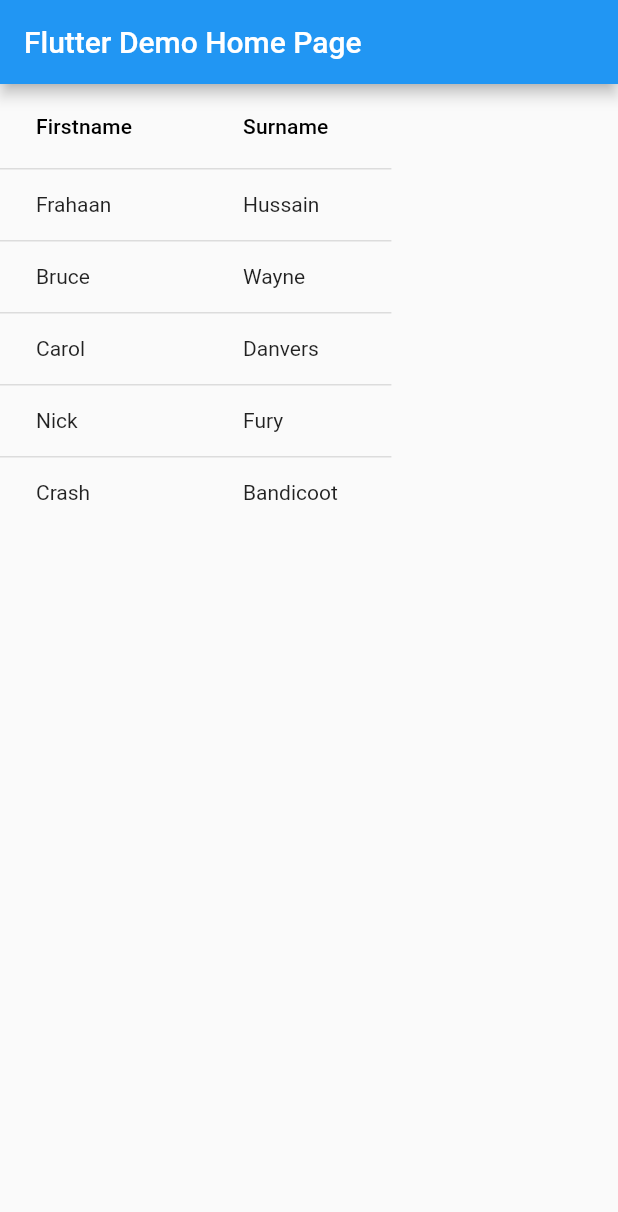
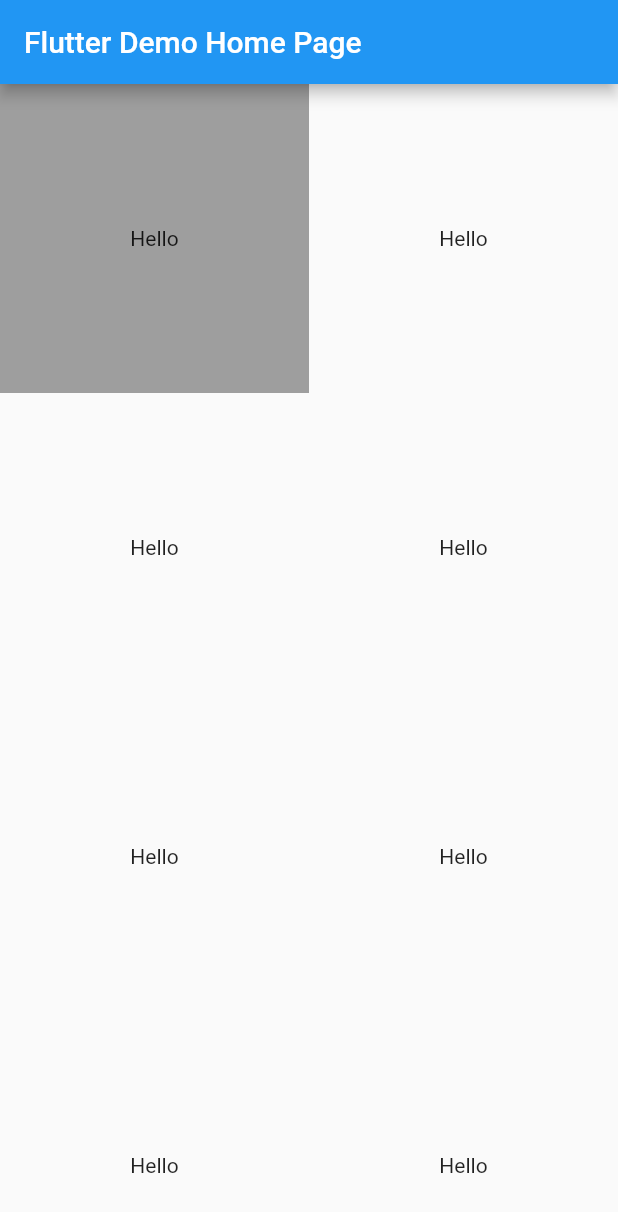
Before and after one commit to arraisi/flutter_app, a Flutter app: the screen it shows after launch, on a phone screen of 412 x 824 dp. Shown: the top 1212 px of the screen. Run offline on Flutter 3.47's test engine with Material 2 defaults, Android fonts, the phone set to English and light mode, and no system bars.

```diff
--- a/lib/main.dart
+++ b/lib/main.dart
@@ -44,21 +44,6 @@ class MyHomePage extends StatefulWidget {
   _MyHomePageState createState() => _MyHomePageState();
 }
 
-class Name {
-  String fName;
-  String sName;
-
-  Name({this.fName, this.sName});
-}
-
-var names = <Name> [
-  Name(fName: "Frahaan", sName: "Hussain"),
-  Name(fName: "Bruce", sName: "Wayne"),
-  Name(fName: "Carol", sName: "Danvers"),
-  Name(fName: "Nick", sName: "Fury"),
-  Name(fName: "Crash", sName: "Bandicoot"),
-];
-
 class _MyHomePageState extends State<MyHomePage> {
 
   @override
@@ -75,35 +60,44 @@ class _MyHomePageState extends State<MyHomePage> {
           // the App.build method, and use it to set our appbar title.
           title: Text(widget.title),
         ),
-        body: DataTable(
-            columns: <DataColumn> [
-              DataColumn(
-                  label: Text("Firstname"),
-                  onSort: (i, b) {
-                    setState(() {
-                      names.sort((a, b) => a.fName.compareTo(b.fName));
-                    });
-                  }
+        body: GridView.count(
+          crossAxisCount: 2,
+          children: <Widget>[
+            Container(
+              color: Colors.grey,
+              child: Center(
+                child: Text("Hello"),
               ),
-              DataColumn(
-                  label: Text("Surname"),
-                  onSort: (i, b) {
-                    setState(() {
-                      names.sort((a, b) => a.sName.compareTo(b.sName));
-                    });
-                  }
-              )
-            ],
-            rows: names.map((name) => DataRow(
-                cells: [
-                  DataCell(
-                    Text(name.fName),
-                  ),
-                  DataCell(
-                      Text(name.sName)
-                  )
-                ]
-            )).toList()
+            ),
+            Center(
+              child: Text("Hello"),
+            ),
+            Center(
+              child: Text("Hello"),
+            ),
+            Center(
+              child: Text("Hello"),
+            ),
+            Center(
+              child: Text("Hello"),
+            ),
+            Center(
+              child: Text("Hello"),
+            ),
+            Center(
+              child: Text("Hello"),
+            ),
+            Center(
+              child: Text("Hello"),
+            ),
+            Center(
+              child: Text("Hello"),
+            ),
+            Center(
+              child: Text("Hello"),
+            ),
+
+          ],
         )
     );
   }
```
